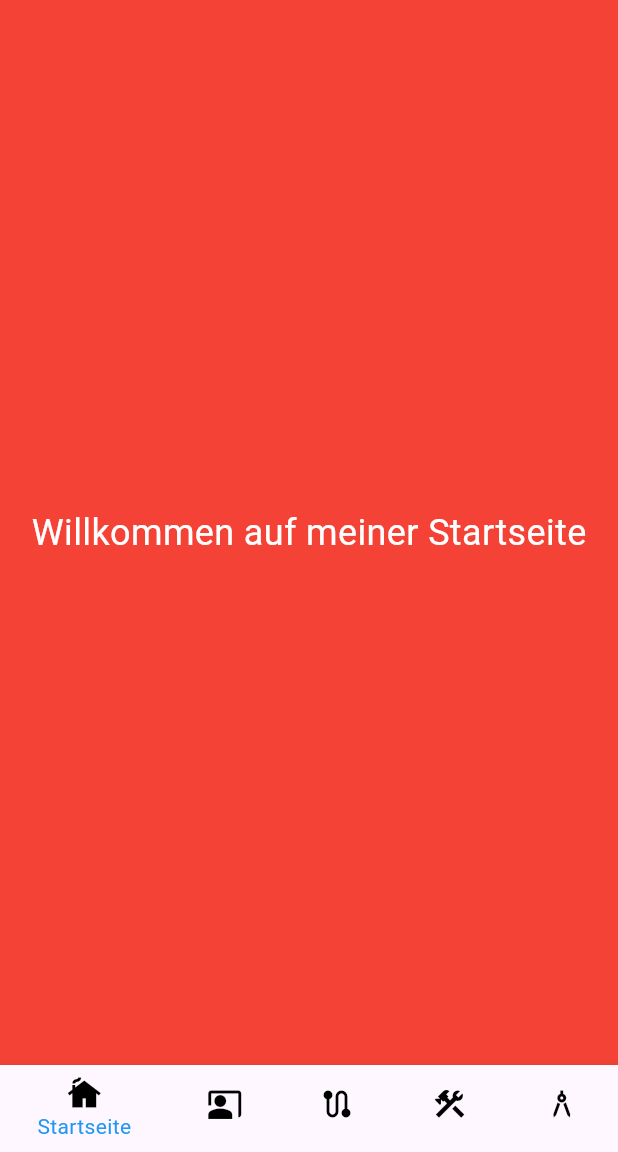
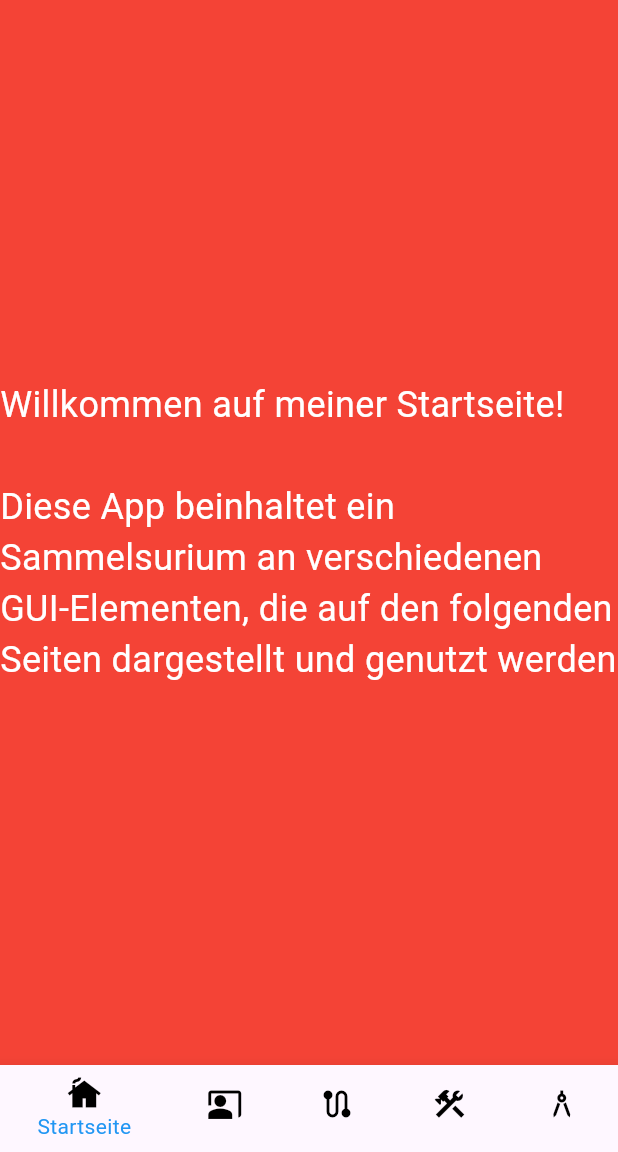
Before and after one commit to PlesSGavranom/portfolio_5283916, a Flutter app: the screen it shows after launch, on a phone screen of 412 x 824 dp, the part 84-1236 px from its top. Run offline on Flutter 3.47's test engine with Material 3 defaults, Android fonts, the phone set to English and light mode, and no system bars.

Commit message:
überarbeitungen

```diff
--- a/lib/pages/page1.dart
+++ b/lib/pages/page1.dart
@@ -9,7 +9,9 @@ class Page1 extends StatelessWidget {
       color: Colors.red,
       child: const Center(
         child: Text(
-          'Willkommen auf meiner Startseite',
+          'Willkommen auf meiner Startseite! \n \n'
+              'Diese App beinhaltet ein Sammelsurium an verschiedenen GUI-Elementen, '
+              'die auf den folgenden Seiten dargestellt und genutzt werden',
           style: TextStyle(fontSize: 24, color: Colors.white),
         ),
       ),
--- a/lib/pages/page5.dart
+++ b/lib/pages/page5.dart
@@ -4,6 +4,8 @@ import 'package:portfolio_5283916/util/projekterstellung_dialog.dart';
 
 class Page5 extends StatelessWidget {
    Page5({super.key});
+
+ get context => null;
 
 
    //Erstellung eines neuen Projekts
@@ -13,8 +15,8 @@ class Page5 extends StatelessWidget {
          context: context,
          builder: (context){
        return DialogBox();
-       );
    }
+     );
    }
 
    //Liste an Projekten
@@ -22,7 +24,7 @@ class Page5 extends StatelessWidget {
   List projektListe = [
     ["Investment Management mit Python", "Zertifikat"],
     ["GUI App", "Projekt"],
-    ["Investment Management mit Python", "Zertifikat"],
+    ["Sentiment mit Python", "Projekt"],
   ];
 
 
--- a/lib/util/projekterstellung_dialog.dart
+++ b/lib/util/projekterstellung_dialog.dart
@@ -8,8 +8,8 @@ class DialogBox extends StatelessWidget{
     return AlertDialog(
       backgroundColor: Colors.blue,
       content: Container(
-        height: 120,
-        child: Column(children: [
+        height: 180,
+        child: const Column(children: [
           //User inut
           TextField(
             decoration: InputDecoration(
```
